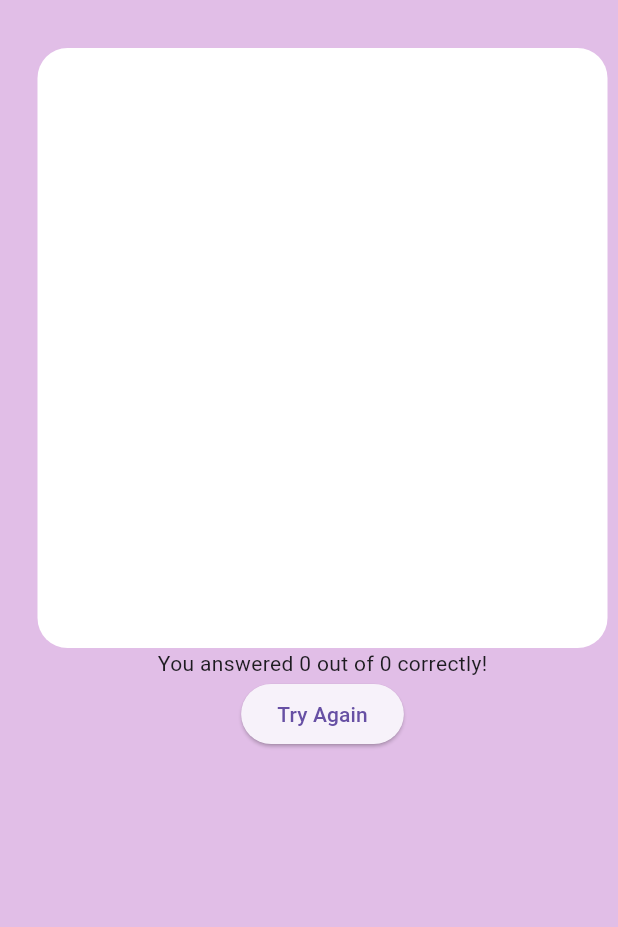
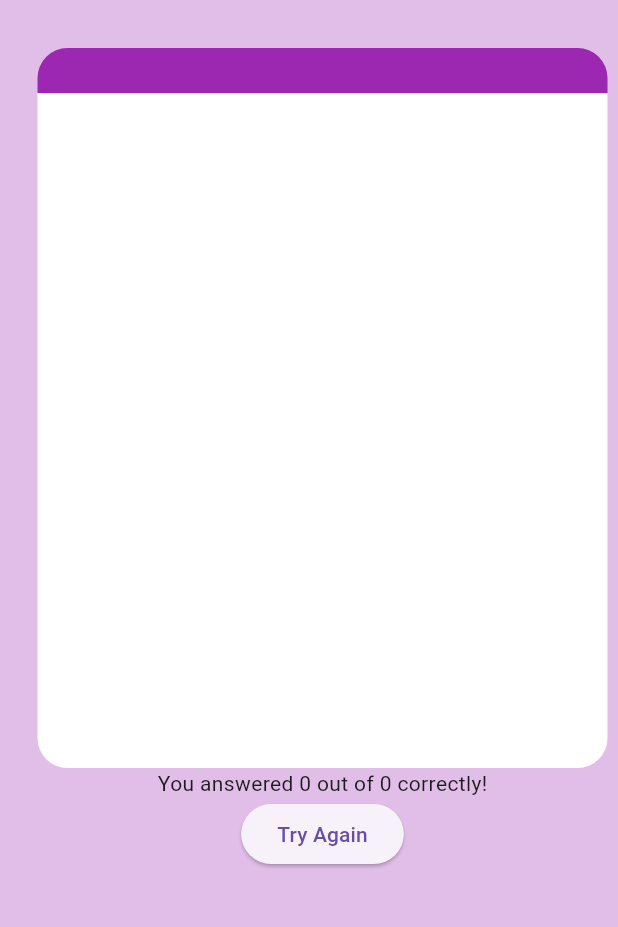
Before and after one commit to sohasara/Quiz-App, a Flutter app: the ResultScreen screen opened directly with empty values, on a phone screen of 412 x 824 dp, the part 66-993 px from its top. Run offline on Flutter 3.47's test engine with Material 3 defaults, Android fonts, the phone set to English and light mode, and no system bars; our stand-ins replace dio, flutter_riverpod.

Commit message:
add container

```diff
--- a/lib/ui/result_screen/result.dart
+++ b/lib/ui/result_screen/result.dart
@@ -31,12 +31,26 @@ class ResultScreen extends StatelessWidget {
           //mainAxisAlignment: MainAxisAlignment.center,
           children: [
             Container(
+              height: 30,
+              width: 380,
+              decoration: const BoxDecoration(
+                color: Colors.purple,
+                borderRadius: BorderRadius.only(
+                  topLeft: Radius.circular(20),
+                  topRight: Radius.circular(20),
+                ),
+              ),
+            ),
+            Container(
               padding: const EdgeInsets.all(8),
-              height: 400,
+              height: 450,
               width: 380,
               decoration: const BoxDecoration(
                 color: Colors.white,
-                borderRadius: BorderRadius.all(Radius.circular(20)),
+                borderRadius: BorderRadius.only(
+                  bottomLeft: Radius.circular(20),
+                  bottomRight: Radius.circular(20),
+                ),
               ),
             ),
             Text(
```
